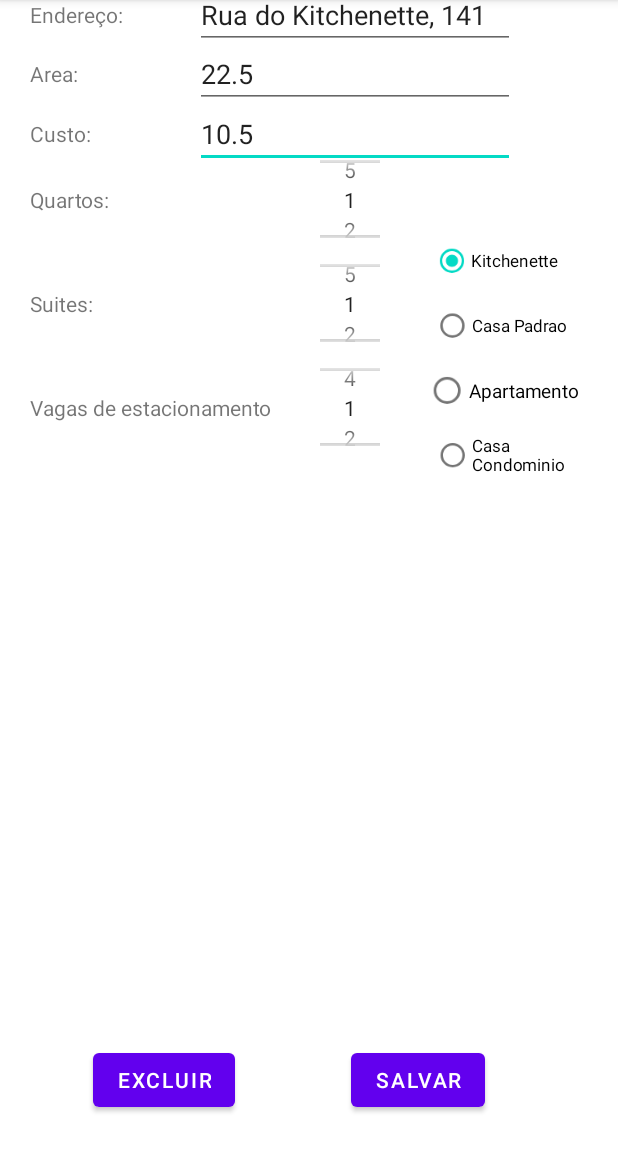
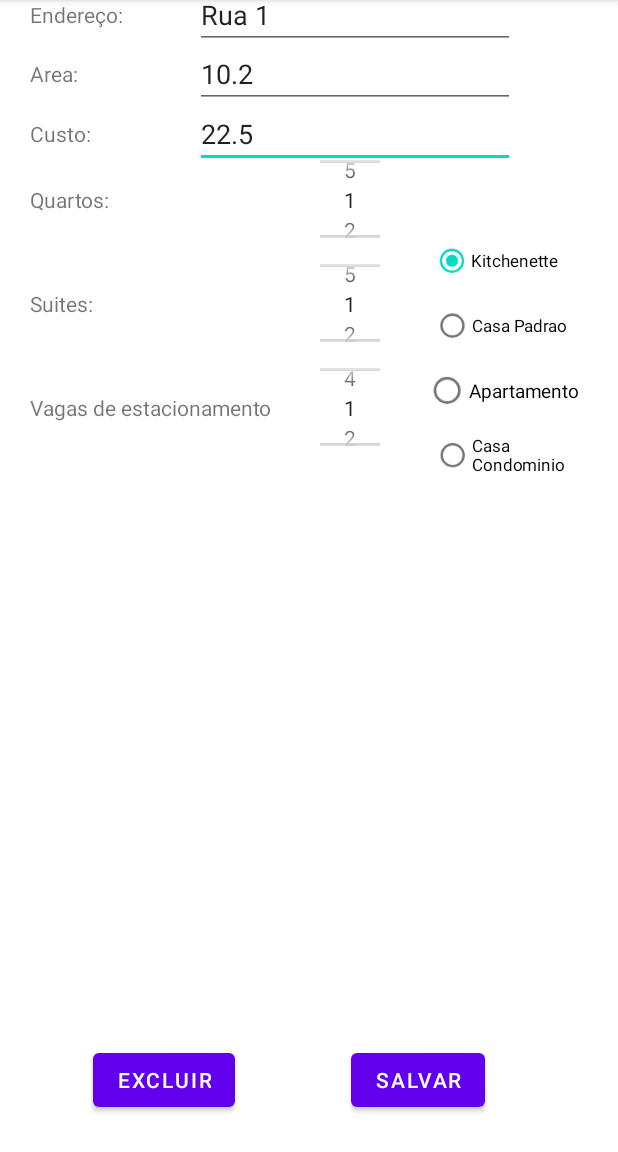
Before and after one commit to erlonbie/aluguel-controle-2, an Android app: the ImoveisActivity screen opened directly, with no data from a screen before it, after a tap on "Kitchenette", on a phone screen of 412 x 824 dp, the part 84-1236 px from its top. Run offline under Robolectric (Android 15) with nearby library versions, the phone set to English and light mode, and no system bars.

Commit message:
Sqlite implementado + delete(imoveis)

```diff
--- /dev/null
+++ b/app/src/main/java/com/example/controle_alugueis/Database.java
@@ -0,0 +1,27 @@
+package com.example.controle_alugueis;
+
+import android.content.Context;
+import android.database.sqlite.SQLiteDatabase;
+import android.database.sqlite.SQLiteOpenHelper;
+
+public class Database extends SQLiteOpenHelper {
+    public static final int DATABASE_VERSION = 1;
+    public static final String DATABASE_NAME = "Alugueis.db";
+    public static final String SQL_CREATE_PASS = "CREATE TABLE imoveis (id INTEGER PRIMARY KEY AUTOINCREMENT, categoria TEXT, endereco TEXT, area DOUBLE, custo DOUBLE, qntQuartos INT, qntSuites INT, qntVagasEstacionamento INT, piscina INT, churrasqueira INT, playground INT, alugado INT)";
+    public static final String SQL_POPULATE_PASS = "INSERT INTO imoveis VALUES (NULL, 'Kitchenette', 'Rua 1', '22.5', '10.2', '1', '1', '1', '0', '0', '0', '0')";
+    public static final String SQL_DELETE_PASS = "DROP TABLE IF EXISTS passwords";
+
+    public Database(Context context) {
+        super(context, DATABASE_NAME, null, DATABASE_VERSION);
+    }
+
+    public void onCreate(SQLiteDatabase db) {
+        db.execSQL(SQL_CREATE_PASS);
+        db.execSQL(SQL_POPULATE_PASS);
+    }
+
+    public void onUpgrade(SQLiteDatabase db, int oldVersion, int newVersion) {
+        db.execSQL(SQL_DELETE_PASS);
+        onCreate(db);
+    }
+}
--- a/app/src/main/java/com/example/controle_alugueis/EditActivityImovel.java
+++ b/app/src/main/java/com/example/controle_alugueis/EditActivityImovel.java
@@ -148,6 +148,11 @@ public class EditActivityImovel extends AppCompatActivity {
         if(result) finish();
     }
 
+    public void apagarClicado(View view) {
+        imovelDAO.delete(imovelId);
+        finish();
+    }
+
 
 
 }
--- a/app/src/main/java/com/example/controle_alugueis/ImovelDAO.java
+++ b/app/src/main/java/com/example/controle_alugueis/ImovelDAO.java
@@ -1,42 +1,144 @@
 package com.example.controle_alugueis;
 
 import android.content.Context;
+import android.database.Cursor;
+import android.database.SQLException;
+import android.database.sqlite.SQLiteDatabase;
 import android.widget.Toast;
 
 import java.util.ArrayList;
 
 public class ImovelDAO {
     private Context context;
-    private static ArrayList<Imovel> imoveisList = new ArrayList<>();
+    private SQLiteDatabase database;
+    //private static ArrayList<Imovel> imoveisList = new ArrayList<>();
 
     public ImovelDAO(Context context) {
         this.context = context;
+        this.database = (new Database(context)).getWritableDatabase();
     }
 
     public ArrayList<Imovel> getList() {
-        if(imoveisList.size() == 0) {
-            imoveisList.add(new Imovel(0, "Kitchenette", "Rua do Kitchenette, 141", 10.5, 22.5, 1,1,1,0,0,0,0));
-            imoveisList.add(new Imovel(1, "Casa Padrão", "Rua da Casa Padrão, 141", 10.5, 22.5, 2,1,2,0,1,0,0));
+          ArrayList<Imovel> imoveisList = new ArrayList<>();
+          String sql = "SELECT * FROM imoveis ORDER BY id";
+          Cursor cursor = database.rawQuery(sql, null);
+//        if(imoveisList.size() == 0) {
+//            imoveisList.add(new Imovel(0, "Kitchenette", "Rua do Kitchenette, 141", 10.5, 22.5, 1,1,1,0,0,0,0));
+//            imoveisList.add(new Imovel(1, "Casa Padrão", "Rua da Casa Padrão, 141", 10.5, 22.5, 2,1,2,0,1,0,0));
+//        }
+        while (cursor.moveToNext()) {
+            int id = cursor.getInt(0);
+            String cat = cursor.getString(1);
+            String end = cursor.getString(2);
+            double area = cursor.getDouble(3);
+            double custo = cursor.getDouble(4);
+            int quarto = cursor.getInt(5);
+            int suite = cursor.getInt(6);
+            int vaga = cursor.getInt(7);
+            int piscina = cursor.getInt(8);
+            int churra = cursor.getInt(9);
+            int play = cursor.getInt(10);
+            int alugado = cursor.getInt(11);
+            imoveisList.add(new Imovel(id, cat, end, area, custo, quarto, suite, vaga, piscina, churra, play, alugado));
         }
 
         return imoveisList;
     }
 
     public boolean add(Imovel imovel) {
-        imovel.setId(imoveisList.size());
-        imoveisList.add(imovel);
-        Toast.makeText(context, "Imovel Salvo!", Toast.LENGTH_SHORT).show();
-        return true;
+//        imovel.setId(imoveisList.size());
+//        imoveisList.add(imovel);
+//        Toast.makeText(context, "Imovel Salvo!", Toast.LENGTH_SHORT).show();
+
+        String sql = "INSERT INTO imoveis VALUES (NULL, "
+                + "'" + imovel.getCategoria() + "', "
+                + "'" + imovel.getEndereco() +  "', "
+                + "'" + imovel.getArea() + "', "
+                + "'" + imovel.getCusto() + "', "
+                + "'" + imovel.getQntQuartos() + "', "
+                + "'" + imovel.getQntSuites() + "', "
+                + "'" + imovel.getQntVagasEstacionamento() + "', "
+                + "'" + imovel.getPiscina() + "', "
+                + "'" + imovel.getChurrasqueira() + "', "
+                + "'" + imovel.getPlayground() + "', "
+                + "'" + imovel.getAlugado() + "')";
+
+        try {
+            database.execSQL(sql);
+            Toast.makeText(context, "Imóvel Salvo!", Toast.LENGTH_SHORT).show();
+            return true;
+        }
+        catch (SQLException e) {
+            Toast.makeText(context, "Erro ao adicionar um imóvel!" + e.getMessage(), Toast.LENGTH_SHORT).show();
+            return false;
+        }
     }
 
     public boolean update(Imovel imovel) {
-        imoveisList.set(imovel.getId(), imovel);
-        Toast.makeText(context, "Imovel atualizado!", Toast.LENGTH_SHORT).show();
-        return true;
+//        imoveisList.set(imovel.getId(), imovel);
+//        Toast.makeText(context, "Imovel atualizado!", Toast.LENGTH_SHORT).show();
+//        return true;
+
+        String sql = "UPDATE imoveis SET "
+                + "categoria='" + imovel.getCategoria() + "', "
+                + "endereco='" + imovel.getEndereco() +  "', "
+                + "area='" + imovel.getArea() + "', "
+                + "custo='" + imovel.getCusto() + "', "
+                + "qntQuartos='" + imovel.getQntQuartos() + "', "
+                + "qntSuites='" + imovel.getQntSuites() + "', "
+                + "qntVagasEstacionamento='" + imovel.getQntVagasEstacionamento() + "', "
+                + "piscina='" + imovel.getPiscina() + "', "
+                + "churrasqueira='" + imovel.getChurrasqueira() + "', "
+                + "playground='" + imovel.getPlayground() + "', "
+                + "alugado='" + imovel.getAlugado() + "' "
+                + "WHERE id=" +imovel.getId();
+
+        try {
+            database.execSQL(sql);
+            Toast.makeText(context, "Imóvel atualizado!", Toast.LENGTH_SHORT).show();
+            return true;
+        }
+        catch (SQLException e) {
+            Toast.makeText(context, "Erro ao atualizar um imóvel!" + e.getMessage(), Toast.LENGTH_SHORT).show();
+            return false;
+        }
+    }
+
+    public boolean delete(int id) {
+        String sql = "DELETE FROM imoveis WHERE id=" +id;
+        try {
+            database.execSQL(sql);
+            Toast.makeText(context, "Imóvel apagado!", Toast.LENGTH_SHORT).show();
+            return true;
+        }
+        catch (SQLException e) {
+            Toast.makeText(context, "Erro ao deletar um imóvel!" + e.getMessage(), Toast.LENGTH_SHORT).show();
+            return false;
+        }
     }
 
     public Imovel get(int id) {
-        return imoveisList.get(id);
+        //return imoveisList.get(id);
+
+        String sql = "SELECT * FROM imoveis WHERE id=" + id;
+        Cursor cursor = database.rawQuery(sql, null);
+
+        if(cursor.moveToNext()) {
+            String cat = cursor.getString(1);
+            String end = cursor.getString(2);
+            double area = cursor.getDouble(3);
+            double custo = cursor.getDouble(4);
+            int quarto = cursor.getInt(5);
+            int suite = cursor.getInt(6);
+            int vaga = cursor.getInt(7);
+            int piscina = cursor.getInt(8);
+            int churra = cursor.getInt(9);
+            int play = cursor.getInt(10);
+            int alugado = cursor.getInt(11);
+
+            return new Imovel(id, cat, end, area, custo, quarto, suite, vaga, piscina, churra, play, alugado);
+        }
+        return null;
     }
 
     public String getCat(Imovel imovel) {
--- a/app/src/main/res/layout/activity_edit_imovel.xml
+++ b/app/src/main/res/layout/activity_edit_imovel.xml
@@ -169,6 +169,7 @@
         android:layout_width="wrap_content"
         android:layout_height="wrap_content"
         android:layout_marginBottom="24dp"
+        android:onClick="apagarClicado"
         android:text="@string/excluiImovel"
         app:layout_constraintBottom_toBottomOf="parent"
         app:layout_constraintEnd_toEndOf="parent"
```
